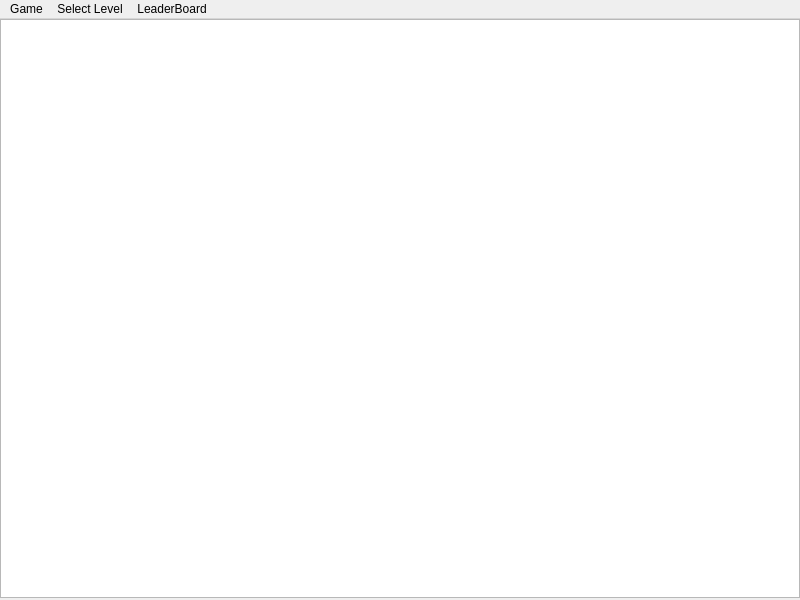
Above: lab3/mainwindow.ui from UnemployedTocha/22203_ovsyannikov before the change. Below: the same form after it.
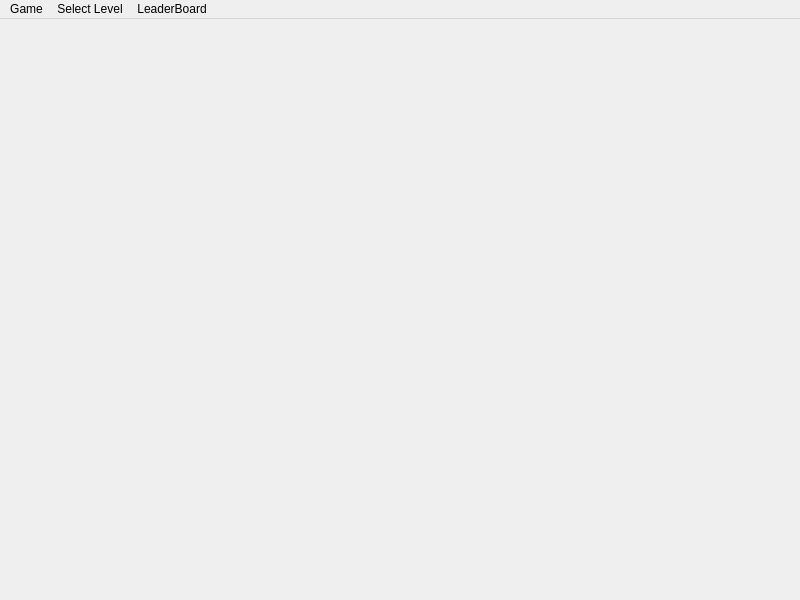
That is the form after the change. The open tabs and pages were chosen to show the change.

Patch:
```diff
--- a/lab3/mainwindow.ui
+++ b/lab3/mainwindow.ui
@@ -10,6 +10,12 @@
     <height>600</height>
    </rect>
   </property>
+  <property name="minimumSize">
+   <size>
+    <width>800</width>
+    <height>600</height>
+   </size>
+  </property>
   <property name="windowTitle">
    <string>MainWindow</string>
   </property>
@@ -59,6 +65,39 @@
       </property>
      </widget>
     </widget>
+    <widget class="QWidget" name="MenuPage">
+     <widget class="QLabel" name="label_pic">
+      <property name="geometry">
+       <rect>
+        <x>0</x>
+        <y>0</y>
+        <width>800</width>
+        <height>579</height>
+       </rect>
+      </property>
+      <property name="text">
+       <string/>
+      </property>
+      <property name="scaledContents">
+       <bool>false</bool>
+      </property>
+     </widget>
+    </widget>
+    <widget class="QWidget" name="WinPage">
+     <widget class="QLabel" name="label_pic_2">
+      <property name="geometry">
+       <rect>
+        <x>0</x>
+        <y>0</y>
+        <width>800</width>
+        <height>579</height>
+       </rect>
+      </property>
+      <property name="text">
+       <string/>
+      </property>
+     </widget>
+    </widget>
    </widget>
   </widget>
   <widget class="QMenuBar" name="menubar">
```
Left out of the diff: 2 changed lines with no effect on the pictures.
